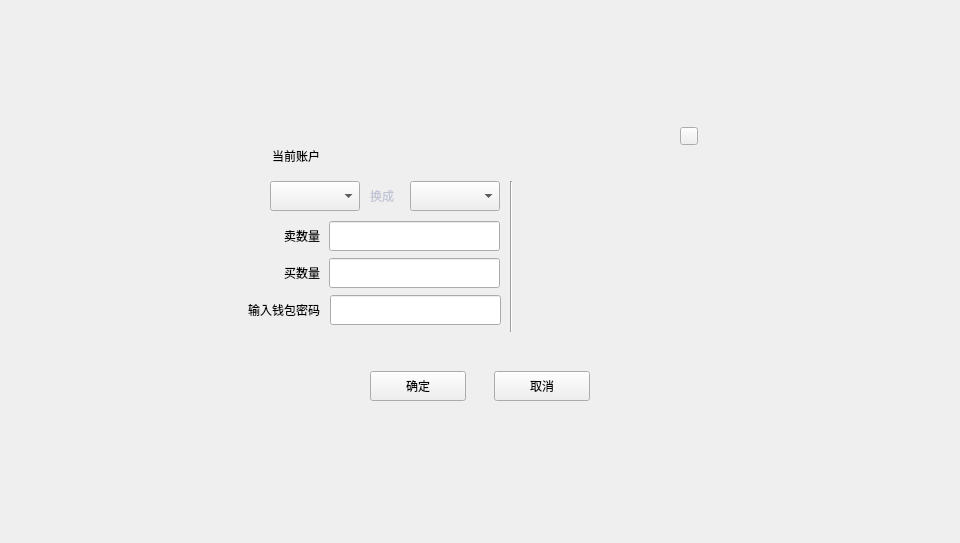
Before: the Qt Designer form LNKWallet/exchange/selldialog.ui in HcashOrg/hx-indicator, drawn with Qt 5.
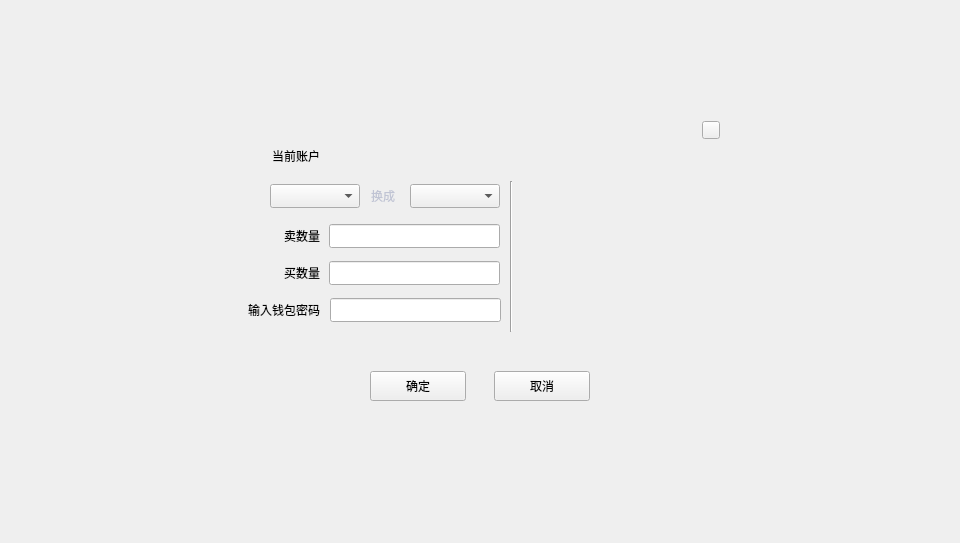
After: the same form once the commit is applied.

What changed in the file:
```diff
--- a/LNKWallet/exchange/selldialog.ui
+++ b/LNKWallet/exchange/selldialog.ui
@@ -83,9 +83,9 @@
      <property name="geometry">
       <rect>
        <x>40</x>
-       <y>70</y>
+       <y>73</y>
        <width>90</width>
-       <height>30</height>
+       <height>24</height>
       </rect>
      </property>
      <property name="font">
@@ -105,7 +105,7 @@
     <widget class="QLabel" name="label_2">
      <property name="geometry">
       <rect>
-       <x>140</x>
+       <x>141</x>
        <y>70</y>
        <width>40</width>
        <height>30</height>
@@ -130,9 +130,9 @@
      <property name="geometry">
       <rect>
        <x>180</x>
-       <y>70</y>
+       <y>73</y>
        <width>90</width>
-       <height>30</height>
+       <height>24</height>
       </rect>
      </property>
      <property name="font">
@@ -185,9 +185,9 @@
      <property name="geometry">
       <rect>
        <x>99</x>
-       <y>110</y>
+       <y>113</y>
        <width>171</width>
-       <height>30</height>
+       <height>24</height>
       </rect>
      </property>
     </widget>
@@ -195,9 +195,9 @@
      <property name="geometry">
       <rect>
        <x>99</x>
-       <y>147</y>
+       <y>150</y>
        <width>171</width>
-       <height>30</height>
+       <height>24</height>
       </rect>
      </property>
     </widget>
@@ -236,8 +236,8 @@
     <widget class="QToolButton" name="closeBtn">
      <property name="geometry">
       <rect>
-       <x>450</x>
-       <y>16</y>
+       <x>472</x>
+       <y>10</y>
        <width>18</width>
        <height>18</height>
       </rect>
@@ -275,9 +275,9 @@
      <property name="geometry">
       <rect>
        <x>100</x>
-       <y>184</y>
+       <y>187</y>
        <width>171</width>
-       <height>30</height>
+       <height>24</height>
       </rect>
      </property>
      <property name="echoMode">
```
